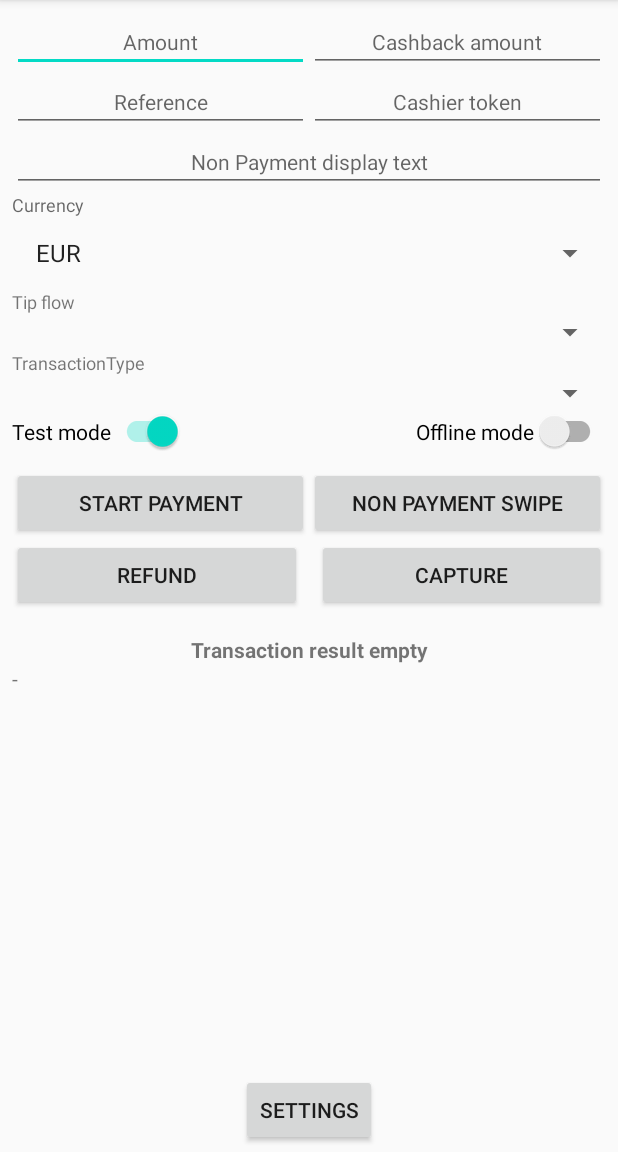
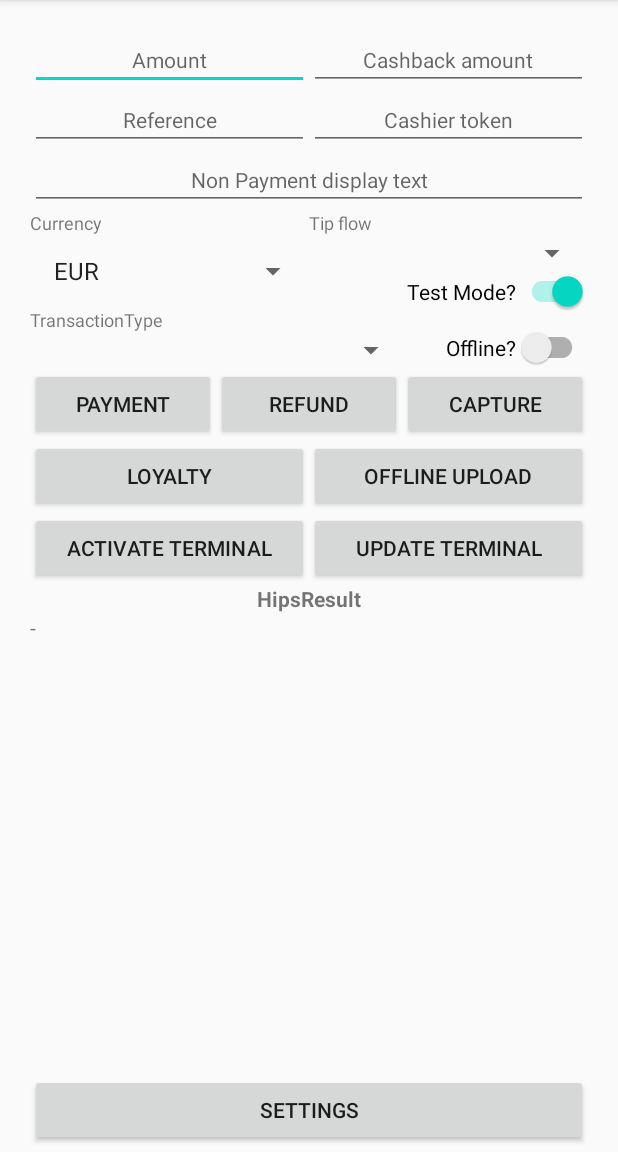
Before and after one commit to hipspay/hips-android-sdk-mpos, an Android app: the screen it shows after launch (MainActivity), on a phone screen of 412 x 824 dp, the part 84-1236 px from its top. Run offline under Robolectric (Android 15) with nearby library versions, the phone set to English and light mode, and no system bars; libraries missing offline, so code that uses them is left out: com.hips.sdk; 9 statements that could not run were skipped.

Commit message:
Release 1.1.0

```diff
--- a/app/src/main/AndroidManifest.xml
+++ b/app/src/main/AndroidManifest.xml
@@ -15,7 +15,10 @@
         android:roundIcon="@mipmap/ic_launcher_round"
         android:supportsRtl="true"
         android:theme="@style/AppTheme">
-        <activity android:name=".MainActivity">
+        <activity
+            android:name=".MainActivity"
+            android:screenOrientation="portrait"
+            android:windowSoftInputMode="adjustNothing">
             <intent-filter>
                 <action android:name="android.intent.action.MAIN" />
 
--- a/app/src/main/java/com/hips/sdk/android/hipsmposdemo/MainFragment.kt
+++ b/app/src/main/java/com/hips/sdk/android/hipsmposdemo/MainFragment.kt
@@ -78,18 +78,33 @@ class MainFragment : Fragment() {
                         is HipsResult.Transaction -> {
                             Log.v(TAG, "onResult: ${hipsResult.hipsTransactionResult}")
                             val result = hipsResult.toString().replace(",", "\n")
-                            hipsTransactionResultText.text = result
+                            demoTransactionResultText.text = result
                         }
                         is HipsResult.NonPayment -> {
                             Log.v(TAG, "onResult: ${hipsResult.hipsNonPaymentMagSwipeResult}")
                             val result = hipsResult.toString().replace(",", "\n")
-                            hipsTransactionResultText.text = result
+                            demoTransactionResultText.text = result
+                        }
+                        is HipsResult.OfflineBatch -> {
+                            Log.v(TAG, "onResult: ${hipsResult.hipsOfflineBatchResult}")
+                            val result = hipsResult.toString().replace(",", "\n")
+                            demoTransactionResultText.text = result
+                        }
+                        is HipsResult.Activation -> {
+                            Log.v(TAG, "onResult: ${hipsResult.hipsActivationResult}")
+                            val result = hipsResult.toString().replace(",", "\n")
+                            demoTransactionResultText.text = result
+                        }
+                        is HipsResult.ParamsUpdate -> {
+                            Log.v(TAG, "onResult: ${hipsResult.hipsParamsUpdateResult}")
+                            val result = hipsResult.toString().replace(",", "\n")
+                            demoTransactionResultText.text = result
                         }
                     }
                 }
 
                 override fun onError(errorCode: String, errorMessage: String?) {
-                    hipsTransactionResultText.text = "$errorCode: $errorMessage"
+                    demoTransactionResultText.text = "$errorCode: $errorMessage"
                 }
             })
 
@@ -114,23 +129,35 @@ class MainFragment : Fragment() {
         transactionAdapter.setDropDownViewResource(android.R.layout.simple_spinner_dropdown_item)
         demoTransactionList.adapter = transactionAdapter
 
-        hipsPaymentBtn.setOnClickListener {
+        demoPaymentBtn.setOnClickListener {
             launchPayment()
         }
 
-        hipsNonPaymentMagSwipeBtn.setOnClickListener {
+        demoNonPaymentMagSwipeBtn.setOnClickListener {
             launchReadMagNonPayment()
         }
 
-        hipsSettingsBtn.setOnClickListener {
+        demoSettingsBtn.setOnClickListener {
             launchSettings()
         }
 
-        hipsRefundBtn.setOnClickListener {
+        demoRefundBtn.setOnClickListener {
             launchRefundLastTransaction()
         }
-        hipsCaptureBtn.setOnClickListener {
+        demoCaptureBtn.setOnClickListener {
             launchCaptureLastTransaction()
+        }
+
+        demoActivationBtn.setOnClickListener {
+            launchActivation()
+        }
+
+        demoUpdateBtn.setOnClickListener {
+            launchParamUpdate()
+        }
+
+        demoOfflineBatchBtn.setOnClickListener {
+            launchOfflineBatch()
         }
     }
 
@@ -205,6 +232,28 @@ class MainFragment : Fragment() {
         )
     }
 
+
+    private fun launchActivation() {
+        hipsUi.activateTerminal(
+            requestCode = 1341,
+            fragment = this
+        )
+    }
+
+    private fun launchParamUpdate() {
+        hipsUi.updateTerminal(
+            requestCode = 1342,
+            fragment = this
+        )
+    }
+
+    private fun launchOfflineBatch() {
+        hipsUi.startOfflineBatchUpload(
+            requestCode = 1345,
+            fragment = this
+        )
+    }
+
     override fun onDestroyView() {
         super.onDestroyView()
         hipsUi.unregisterCallback(callbackManager)
--- a/app/src/main/res/layout/fragment_main.xml
+++ b/app/src/main/res/layout/fragment_main.xml
@@ -4,9 +4,9 @@
     xmlns:tools="http://schemas.android.com/tools"
     android:layout_width="match_parent"
     android:layout_height="match_parent"
-    android:paddingTop="@dimen/hips_ui_margin_large"
-    android:paddingStart="@dimen/hips_ui_margin_large"
-    android:paddingEnd="@dimen/hips_ui_margin_large"
+    android:paddingTop="@dimen/demo_ui_margin_large"
+    android:paddingStart="@dimen/demo_ui_margin_large"
+    android:paddingEnd="@dimen/demo_ui_margin_large"
     tools:context=".MainActivity">
 
     <EditText
@@ -78,41 +78,40 @@
         android:id="@+id/demoCurrencyListLabel"
         android:layout_width="0dp"
         android:layout_height="wrap_content"
-        android:hint="@string/demo_currency"
+        android:text="Currency"
         android:textSize="12sp"
-        app:layout_constraintBottom_toTopOf="@+id/demoCurrencyList"
-        app:layout_constraintEnd_toEndOf="@+id/demoCashierToken"
-        app:layout_constraintStart_toStartOf="@+id/demoNonPaymentMagSwipeText"
+        app:layout_constraintEnd_toStartOf="@+id/demoTipFlowLabel"
+        app:layout_constraintStart_toStartOf="parent"
         app:layout_constraintTop_toBottomOf="@+id/demoNonPaymentMagSwipeText" />
+
+    <TextView
+        android:id="@+id/demoTipFlowLabel"
+        android:layout_width="0dp"
+        android:layout_height="wrap_content"
+        android:text="Tip flow"
+        android:textSize="12sp"
+        app:layout_constraintEnd_toEndOf="parent"
+        app:layout_constraintStart_toEndOf="@+id/demoCurrencyListLabel"
+        app:layout_constraintTop_toTopOf="@+id/demoCurrencyListLabel" />
 
     <Spinner
         android:id="@+id/demoCurrencyList"
         android:layout_width="0dp"
         android:layout_height="wrap_content"
-        android:spinnerMode="dialog"
-        app:layout_constraintEnd_toEndOf="@+id/demoCurrencyListLabel"
+        android:spinnerMode="dropdown"
+        app:layout_constraintEnd_toStartOf="@+id/demoTipFlowList"
         app:layout_constraintStart_toStartOf="@+id/demoCurrencyListLabel"
         app:layout_constraintTop_toBottomOf="@+id/demoCurrencyListLabel"
         tools:listitem="@layout/support_simple_spinner_dropdown_item" />
 
-    <TextView
-        android:id="@+id/demoTipFlowLabel"
-        android:layout_width="0dp"
-        android:layout_height="wrap_content"
-        android:text="@string/demo_tip_flow"
-        android:textSize="12sp"
-        app:layout_constraintEnd_toEndOf="@+id/demoCurrencyList"
-        app:layout_constraintStart_toStartOf="@+id/demoCurrencyList"
-        app:layout_constraintTop_toBottomOf="@+id/demoCurrencyList" />
 
     <Spinner
         android:id="@+id/demoTipFlowList"
-        style="@style/HipsSdkText.Hint"
         android:layout_width="0dp"
         android:layout_height="wrap_content"
-        android:spinnerMode="dialog"
+        android:spinnerMode="dropdown"
         app:layout_constraintEnd_toEndOf="@+id/demoTipFlowLabel"
-        app:layout_constraintStart_toStartOf="@+id/demoTipFlowLabel"
+        app:layout_constraintStart_toEndOf="@+id/demoCurrencyList"
         app:layout_constraintTop_toBottomOf="@+id/demoTipFlowLabel"
         tools:listitem="@layout/support_simple_spinner_dropdown_item" />
 
@@ -120,123 +119,149 @@
         android:id="@+id/demoTransactionLabel"
         android:layout_width="0dp"
         android:layout_height="wrap_content"
-        android:text="@string/demo_transaction_type"
+        android:text="TransactionType"
         android:textSize="12sp"
-        app:layout_constraintStart_toStartOf="@+id/demoTipFlowList"
-        app:layout_constraintEnd_toEndOf="@+id/demoTipFlowList"
-        app:layout_constraintTop_toBottomOf="@+id/demoTipFlowList" />
+        app:layout_constraintEnd_toEndOf="@+id/demoCurrencyList"
+        app:layout_constraintStart_toStartOf="parent"
+        app:layout_constraintTop_toBottomOf="@+id/demoCurrencyList" />
 
     <Spinner
         android:id="@+id/demoTransactionList"
-        style="@style/HipsSdkText.Hint"
         android:layout_width="0dp"
         android:layout_height="wrap_content"
-        android:spinnerMode="dialog"
-        app:layout_constraintEnd_toEndOf="@+id/demoTransactionLabel"
+        android:spinnerMode="dropdown"
+        app:layout_constraintEnd_toStartOf="@+id/testSwitch"
         app:layout_constraintStart_toStartOf="@+id/demoTransactionLabel"
         app:layout_constraintTop_toBottomOf="@+id/demoTransactionLabel"
         tools:listitem="@layout/support_simple_spinner_dropdown_item" />
 
     <Button
-        android:id="@+id/hipsPaymentBtn"
+        android:id="@+id/demoPaymentBtn"
         android:layout_width="0dp"
         android:layout_height="wrap_content"
-        android:layout_marginTop="10dp"
-        android:text="@string/hips_payment"
+        android:text="@string/demo_payment"
         android:visibility="visible"
-        app:layout_constraintHorizontal_chainStyle="packed"
+        app:layout_constraintHorizontal_chainStyle="spread"
         app:layout_constraintStart_toStartOf="@+id/demoTransactionList"
-        app:layout_constraintEnd_toStartOf="@+id/hipsNonPaymentMagSwipeBtn"
-        app:layout_constraintTop_toBottomOf="@+id/testSwitch" />
+        app:layout_constraintEnd_toStartOf="@+id/demoRefundBtn"
+        app:layout_constraintTop_toBottomOf="@+id/demoTransactionList" />
 
     <Button
-        android:id="@+id/hipsNonPaymentMagSwipeBtn"
-        android:layout_width="0dp"
-        android:layout_height="wrap_content"
-        android:layout_marginTop="10dp"
-        android:text="@string/hips_non_payment_mag_swipe"
-        android:visibility="visible"
-        app:layout_constraintStart_toEndOf="@+id/hipsPaymentBtn"
-        app:layout_constraintEnd_toEndOf="@+id/demoTransactionList"
-        app:layout_constraintTop_toBottomOf="@+id/testSwitch" />
-
-    <Button
-        android:id="@+id/hipsRefundBtn"
+        android:id="@+id/demoRefundBtn"
         android:layout_width="0dp"
         android:layout_height="wrap_content"
         android:text="@string/demo_refund"
         android:visibility="visible"
-        app:layout_constraintHorizontal_chainStyle="packed"
-        app:layout_constraintEnd_toStartOf="@+id/hipsCaptureBtn"
-        app:layout_constraintStart_toStartOf="@+id/hipsPaymentBtn"
-        app:layout_constraintTop_toBottomOf="@+id/hipsPaymentBtn"/>
+        app:layout_constraintEnd_toStartOf="@+id/demoCaptureBtn"
+        app:layout_constraintTop_toTopOf="@+id/demoPaymentBtn"
+        app:layout_constraintStart_toEndOf="@+id/demoPaymentBtn" />
 
     <Button
-        android:id="@+id/hipsCaptureBtn"
+        android:id="@+id/demoCaptureBtn"
         android:layout_width="0dp"
         android:layout_height="wrap_content"
         android:text="@string/demo_capture"
         android:visibility="visible"
-        android:layout_marginStart="10dp"
-        app:layout_constraintStart_toEndOf="@+id/hipsRefundBtn"
-        app:layout_constraintEnd_toEndOf="@+id/hipsNonPaymentMagSwipeBtn"
-        app:layout_constraintTop_toTopOf="@+id/hipsRefundBtn"/>
+        app:layout_constraintStart_toEndOf="@+id/demoRefundBtn"
+        app:layout_constraintTop_toTopOf="@+id/demoRefundBtn"
+        app:layout_constraintEnd_toEndOf="parent"/>
 
     <androidx.appcompat.widget.SwitchCompat
         android:id="@+id/testSwitch"
-        android:layout_width="wrap_content"
+        android:layout_width="0dp"
         android:layout_height="wrap_content"
         android:checked="true"
-        android:text="@string/demo_test"
-        app:layout_constraintHorizontal_chainStyle="spread_inside"
-        app:layout_constraintStart_toStartOf="@+id/demoTransactionList"
-        app:layout_constraintEnd_toStartOf="@+id/offlineSwitch"
-        app:layout_constraintTop_toBottomOf="@+id/demoTransactionList" />
+        android:text="Test Mode?"
+        app:layout_constraintEnd_toEndOf="@+id/demoTipFlowList"
+        app:layout_constraintTop_toBottomOf="@+id/demoTipFlowList" />
 
     <androidx.appcompat.widget.SwitchCompat
         android:id="@+id/offlineSwitch"
-        android:layout_width="wrap_content"
+        android:layout_width="0dp"
         android:layout_height="wrap_content"
         android:checked="false"
-        android:text="@string/demo_offline"
-        app:layout_constraintEnd_toEndOf="@+id/demoTransactionList"
-        app:layout_constraintStart_toEndOf="@+id/testSwitch"
-        app:layout_constraintTop_toTopOf="@+id/testSwitch" />
+        android:text="Offline?"
+        app:layout_constraintBottom_toBottomOf="@+id/demoTransactionList"
+        app:layout_constraintEnd_toEndOf="@+id/testSwitch"/>
+
+    <Button
+        android:id="@+id/demoNonPaymentMagSwipeBtn"
+        android:layout_width="0dp"
+        android:layout_height="wrap_content"
+        android:text="@string/demo_non_payment_mag_swipe"
+        android:visibility="visible"
+        app:layout_constraintHorizontal_chainStyle="spread"
+        app:layout_constraintEnd_toStartOf="@+id/demoOfflineBatchBtn"
+        app:layout_constraintStart_toStartOf="@+id/demoPaymentBtn"
+        app:layout_constraintTop_toBottomOf="@+id/demoPaymentBtn" />
 
     <TextView
-        android:id="@+id/hipsTransactionResultTitle"
+        android:id="@+id/demoTransactionResultTitle"
         android:layout_width="0dp"
         android:layout_height="wrap_content"
-        android:layout_marginTop="16dp"
+        android:text="@string/demo_result"
         android:textAlignment="center"
         android:textStyle="bold"
-        android:text="@string/demo_transaction_result"
+        app:layout_constraintEnd_toEndOf="parent"
         app:layout_constraintStart_toStartOf="parent"
-        app:layout_constraintEnd_toEndOf="parent"
-        app:layout_constraintTop_toBottomOf="@+id/hipsCaptureBtn" />
+        app:layout_constraintTop_toBottomOf="@+id/demoActivationBtn"/>
 
     <ScrollView
         android:layout_width="match_parent"
         android:layout_height="0dp"
         app:layout_constraintStart_toStartOf="parent"
         app:layout_constraintEnd_toEndOf="parent"
-        app:layout_constraintTop_toBottomOf="@+id/hipsTransactionResultTitle"
-        app:layout_constraintBottom_toTopOf="@+id/hipsSettingsBtn">
+        app:layout_constraintTop_toBottomOf="@+id/demoTransactionResultTitle"
+        app:layout_constraintBottom_toTopOf="@+id/demoSettingsBtn">
         <TextView
-            android:id="@+id/hipsTransactionResultText"
+            android:id="@+id/demoTransactionResultText"
             android:layout_width="match_parent"
             android:layout_height="wrap_content"
             android:text="-" />
     </ScrollView>
 
     <Button
-        android:id="@+id/hipsSettingsBtn"
-        android:layout_width="wrap_content"
+        android:id="@+id/demoOfflineBatchBtn"
+        android:layout_width="0dp"
+        android:layout_height="0dp"
+        android:text="@string/demo_offline_batch"
+        android:visibility="visible"
+        app:layout_constraintTop_toTopOf="@+id/demoNonPaymentMagSwipeBtn"
+        app:layout_constraintStart_toEndOf="@+id/demoNonPaymentMagSwipeBtn"
+        app:layout_constraintBottom_toBottomOf="@+id/demoNonPaymentMagSwipeBtn"
+        app:layout_constraintEnd_toEndOf="parent"/>
+
+    <Button
+        android:id="@+id/demoSettingsBtn"
+        android:layout_width="0dp"
         android:layout_height="wrap_content"
         android:text="@string/demo_settings"
         android:visibility="visible"
         android:layout_marginBottom="4dp"
+        app:layout_constraintStart_toStartOf="parent"
         app:layout_constraintEnd_toEndOf="parent"
+        app:layout_constraintBottom_toBottomOf="parent" />
+
+    <Button
+        android:id="@+id/demoActivationBtn"
+        android:layout_width="0dp"
+        android:layout_height="wrap_content"
+        android:text="@string/demo_sdk_ui_activate_terminal"
+        android:visibility="visible"
+        android:layout_marginBottom="4dp"
+        app:layout_constraintHorizontal_chainStyle="spread"
         app:layout_constraintStart_toStartOf="parent"
-        app:layout_constraintBottom_toBottomOf="parent" />
+        app:layout_constraintEnd_toStartOf="@+id/demoUpdateBtn"
+        app:layout_constraintTop_toBottomOf="@+id/demoNonPaymentMagSwipeBtn"/>
+
+    <Button
+        android:id="@+id/demoUpdateBtn"
+        android:layout_width="0dp"
+        android:layout_height="0dp"
+        android:text="@string/demo_sdk_ui_update_terminal"
+        android:visibility="visible"
+        app:layout_constraintEnd_toEndOf="parent"
+        app:layout_constraintTop_toTopOf="@+id/demoActivationBtn"
+        app:layout_constraintStart_toEndOf="@+id/demoActivationBtn"
+        app:layout_constraintBottom_toBottomOf="@+id/demoActivationBtn"/>
 </androidx.constraintlayout.widget.ConstraintLayout>
--- /dev/null
+++ b/app/src/main/res/values/dimens.xml
@@ -0,0 +1,4 @@
+<?xml version="1.0" encoding="utf-8"?>
+<resources>
+    <dimen name="demo_ui_margin_large">20dp</dimen>
+</resources>
--- a/app/src/main/res/values/strings.xml
+++ b/app/src/main/res/values/strings.xml
@@ -8,12 +8,16 @@
     <string name="demo_currency">Currency</string>
     <string name="demo_tip_flow">Tip flow</string>
     <string name="demo_transaction_type">TransactionType</string>
-    <string name="hips_payment">Start payment</string>
-    <string name="hips_non_payment_mag_swipe">Non payment swipe</string>
     <string name="demo_refund">Refund</string>
     <string name="demo_capture">Capture</string>
     <string name="demo_test">Test mode</string>
     <string name="demo_offline">Offline mode</string>
     <string name="demo_transaction_result">Transaction result empty</string>
     <string name="demo_settings">Settings</string>
+    <string name="demo_sdk_ui_update_terminal">Update terminal</string>
+    <string name="demo_sdk_ui_activate_terminal">Activate terminal</string>
+    <string name="demo_result">HipsResult</string>
+    <string name="demo_non_payment_mag_swipe">Loyalty</string>
+    <string name="demo_payment">Payment</string>
+    <string name="demo_offline_batch">Offline upload</string>
 </resources>
--- a/build.gradle
+++ b/build.gradle
@@ -2,7 +2,7 @@
 
 buildscript {
     ext.kotlin_version = '1.4.10'
-    ext.hips_mpos_sdk = '1.0.1'
+    ext.hips_mpos_sdk = '1.1.0'
     repositories {
         google()
         jcenter()
```
Also changed, not shown: 1 other file.
